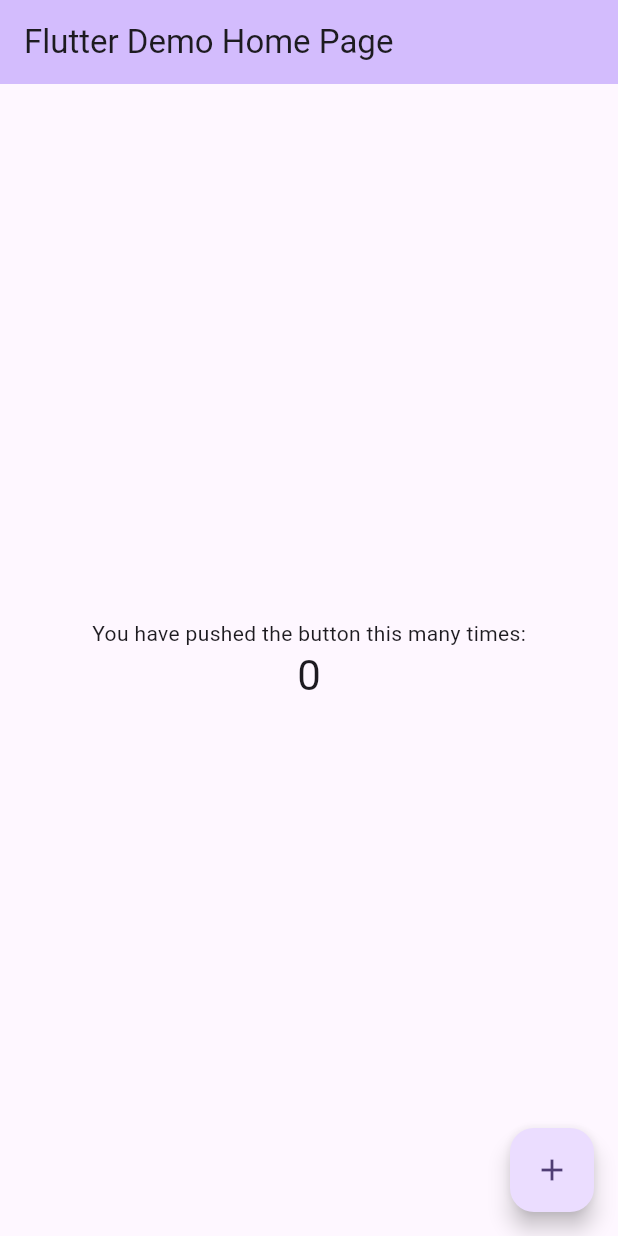
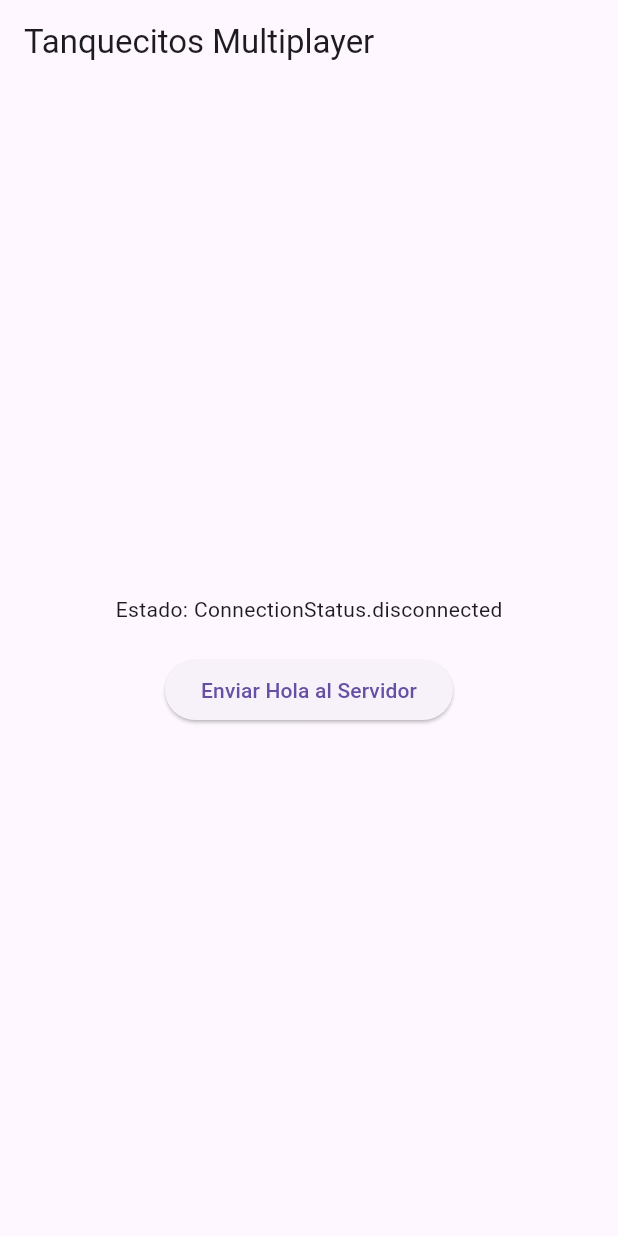
Before and after one commit to xavi-p-t/tanquecitos, a Flutter app: the screen it shows after launch, on a phone screen of 412 x 824 dp. Run offline on Flutter 3.47's test engine with Material 3 defaults, Android fonts, the phone set to English and light mode, and no system bars; network calls fail.

Commit message:
servidor puesto

```diff
--- /dev/null
+++ b/cliente_tanques/lib/game_service.dart
@@ -0,0 +1,39 @@
+import 'package:flutter/foundation.dart';
+import 'utils_websockets.dart'; // Tu archivo original
+
+class GameService {
+  // Instancia única (Singleton) para acceder desde cualquier parte
+  static final GameService _instance = GameService._internal();
+  factory GameService() => _instance;
+  GameService._internal();
+
+  final WebSocketsHandler _socketHandler = WebSocketsHandler();
+
+  // Notificador para que la UI se entere de los cambios de estado
+  ValueNotifier<ConnectionStatus> statusNotifier = ValueNotifier(ConnectionStatus.disconnected);
+
+  void inicializarConexion() {
+    // Configuramos los parámetros del servidor según tu app.js
+    _socketHandler.connectToServer(
+      'localhost', // O 10.0.2.2 para emulador
+      3000,
+      (message) {
+        if (kDebugMode) print("Mensaje recibido: $message");
+        // Aquí procesarás los estados del juego más adelante
+      },
+      onError: (e) => _actualizarEstado(),
+      onDone: () => _actualizarEstado(),
+    );
+    _actualizarEstado();
+  }
+
+  void _actualizarEstado() {
+    statusNotifier.value = _socketHandler.connectionStatus;
+  }
+
+  void enviarHola() {
+    _socketHandler.sendMessage("hola desde Flutter");
+  }
+
+  String? get miId => _socketHandler.socketId;
+}
--- a/cliente_tanques/lib/main.dart
+++ b/cliente_tanques/lib/main.dart
@@ -1,121 +1,50 @@
 import 'package:flutter/material.dart';
+import 'game_service.dart';
 
 void main() {
-  runApp(const MyApp());
+  runApp(const MaterialApp(home: PantallaPrincipal()));
 }
 
-class MyApp extends StatelessWidget {
-  const MyApp({super.key});
+class PantallaPrincipal extends StatefulWidget {
+  const PantallaPrincipal({super.key});
 
-  // This widget is the root of your application.
   @override
-  Widget build(BuildContext context) {
-    return MaterialApp(
-      title: 'Flutter Demo',
-      theme: ThemeData(
-        // This is the theme of your application.
-        //
-        // TRY THIS: Try running your application with "flutter run". You'll see
-        // the application has a purple toolbar. Then, without quitting the app,
-        // try changing the seedColor in the colorScheme below to Colors.green
-        // and then invoke "hot reload" (save your changes or press the "hot
-        // reload" button in a Flutter-supported IDE, or press "r" if you used
-        // the command line to start the app).
-        //
-        // Notice that the counter didn't reset back to zero; the application
-        // state is not lost during the reload. To reset the state, use hot
-        // restart instead.
-        //
-        // This works for code too, not just values: Most code changes can be
-        // tested with just a hot reload.
-        colorScheme: .fromSeed(seedColor: Colors.deepPurple),
-      ),
-      home: const MyHomePage(title: 'Flutter Demo Home Page'),
-    );
-  }
+  State<PantallaPrincipal> createState() => _PantallaPrincipalState();
 }
 
-class MyHomePage extends StatefulWidget {
-  const MyHomePage({super.key, required this.title});
-
-  // This widget is the home page of your application. It is stateful, meaning
-  // that it has a State object (defined below) that contains fields that affect
-  // how it looks.
-
-  // This class is the configuration for the state. It holds the values (in this
-  // case the title) provided by the parent (in this case the App widget) and
-  // used by the build method of the State. Fields in a Widget subclass are
-  // always marked "final".
-
-  final String title;
+class _PantallaPrincipalState extends State<PantallaPrincipal> {
+  final gameService = GameService();
 
   @override
-  State<MyHomePage> createState() => _MyHomePageState();
-}
-
-class _MyHomePageState extends State<MyHomePage> {
-  int _counter = 0;
-
-  void _incrementCounter() {
-    setState(() {
-      // This call to setState tells the Flutter framework that something has
-      // changed in this State, which causes it to rerun the build method below
-      // so that the display can reflect the updated values. If we changed
-      // _counter without calling setState(), then the build method would not be
-      // called again, and so nothing would appear to happen.
-      _counter++;
-    });
+  void initState() {
+    super.initState();
+    // Llamamos a la conexión desde el inicio
+    gameService.inicializarConexion();
   }
 
   @override
   Widget build(BuildContext context) {
-    // This method is rerun every time setState is called, for instance as done
-    // by the _incrementCounter method above.
-    //
-    // The Flutter framework has been optimized to make rerunning build methods
-    // fast, so that you can just rebuild anything that needs updating rather
-    // than having to individually change instances of widgets.
     return Scaffold(
-      appBar: AppBar(
-        // TRY THIS: Try changing the color here to a specific color (to
-        // Colors.amber, perhaps?) and trigger a hot reload to see the AppBar
-        // change color while the other colors stay the same.
-        backgroundColor: Theme.of(context).colorScheme.inversePrimary,
-        // Here we take the value from the MyHomePage object that was created by
-        // the App.build method, and use it to set our appbar title.
-        title: Text(widget.title),
-      ),
+      appBar: AppBar(title: const Text("Tanquecitos Multiplayer")),
       body: Center(
-        // Center is a layout widget. It takes a single child and positions it
-        // in the middle of the parent.
-        child: Column(
-          // Column is also a layout widget. It takes a list of children and
-          // arranges them vertically. By default, it sizes itself to fit its
-          // children horizontally, and tries to be as tall as its parent.
-          //
-          // Column has various properties to control how it sizes itself and
-          // how it positions its children. Here we use mainAxisAlignment to
-          // center the children vertically; the main axis here is the vertical
-          // axis because Columns are vertical (the cross axis would be
-          // horizontal).
-          //
-          // TRY THIS: Invoke "debug painting" (choose the "Toggle Debug Paint"
-          // action in the IDE, or press "p" in the console), to see the
-          // wireframe for each widget.
-          mainAxisAlignment: .center,
-          children: [
-            const Text('You have pushed the button this many times:'),
-            Text(
-              '$_counter',
-              style: Theme.of(context).textTheme.headlineMedium,
-            ),
-          ],
+        child: ValueListenableBuilder(
+          valueListenable: gameService.statusNotifier,
+          builder: (context, estado, child) {
+            return Column(
+              mainAxisAlignment: MainAxisAlignment.center,
+              children: [
+                Text("Estado: $estado"),
+                if (gameService.miId != null)
+                  Text("Mi ID: ${gameService.miId}"),
+                const SizedBox(height: 20),
+                ElevatedButton(
+                  onPressed: gameService.enviarHola,
+                  child: const Text("Enviar Hola al Servidor"),
+                ),
+              ],
+            );
+          },
         ),
-      ),
-      floatingActionButton: FloatingActionButton(
-        onPressed: _incrementCounter,
-        tooltip: 'Increment',
-        child: const Icon(Icons.add),
       ),
     );
   }
--- /dev/null
+++ b/cliente_tanques/lib/utils_websockets.dart
@@ -0,0 +1,89 @@
+import 'dart:convert';
+import 'package:flutter/foundation.dart';
+import 'package:web_socket_channel/web_socket_channel.dart';
+
+enum ConnectionStatus { disconnected, disconnecting, connecting, connected }
+
+class WebSocketsHandler {
+  late Function _callback;
+  String host = "localhost";
+  String port = "8888";
+  String? socketId;
+
+  WebSocketChannel? _socketClient;
+  ConnectionStatus connectionStatus = ConnectionStatus.disconnected;
+
+  void connectToServer(
+    String serverHost,
+    int serverPort,
+    void Function(String message) callback, {
+    bool useSecureSocket = false,
+    void Function(dynamic error)? onError,
+    void Function()? onDone,
+  }) async {
+    _callback = callback;
+    host = serverHost;
+    port = serverPort.toString();
+
+    connectionStatus = ConnectionStatus.connecting;
+
+    try {
+      final Uri uri = Uri(
+        scheme: useSecureSocket ? 'wss' : 'ws',
+        host: host,
+        port: serverPort,
+      );
+      _socketClient = WebSocketChannel.connect(uri);
+      connectionStatus = ConnectionStatus.connected;
+
+      _socketClient!.stream.listen(
+        (message) {
+          _handleMessage(message);
+          _callback(message);
+        },
+        onError: (error) {
+          connectionStatus = ConnectionStatus.disconnected;
+          onError?.call(error);
+        },
+        onDone: () {
+          connectionStatus = ConnectionStatus.disconnected;
+          onDone?.call();
+        },
+      );
+    } catch (e) {
+      connectionStatus = ConnectionStatus.disconnected;
+      onError?.call(e);
+    }
+  }
+
+  void _handleMessage(String message) {
+    try {
+      final data = jsonDecode(message);
+      if (data is Map<String, dynamic> &&
+          data.containsKey("type") &&
+          data["type"] == "welcome" &&
+          data.containsKey("id")) {
+        socketId = data["id"];
+        if (kDebugMode) {
+          print("Client ID assignat pel servidor: $socketId");
+        }
+      }
+    } catch (e) {
+      if (kDebugMode) {
+        print("Error processant missatge WebSocket: $e");
+      }
+    }
+  }
+
+  void sendMessage(String message) {
+    if (connectionStatus == ConnectionStatus.connected) {
+      _socketClient!.sink.add(message);
+    }
+  }
+
+  void disconnectFromServer() {
+    connectionStatus = ConnectionStatus.disconnecting;
+    _socketClient?.sink.close();
+    connectionStatus = ConnectionStatus.disconnected;
+  }
+}
--- a/cliente_tanques/pubspec.yaml
+++ b/cliente_tanques/pubspec.yaml
@@ -34,6 +34,7 @@ dependencies:
   # The following adds the Cupertino Icons font to your application.
   # Use with the CupertinoIcons class for iOS style icons.
   cupertino_icons: ^1.0.8
+  web_socket_channel: ^3.0.3
 
 dev_dependencies:
   flutter_test:
```
Also changed, not shown: servidor_tanques/package.json (+7 -2 lines), cliente_tanques/pubspec.lock, servidor_tanques/package-lock.json (added), 1 other file.
